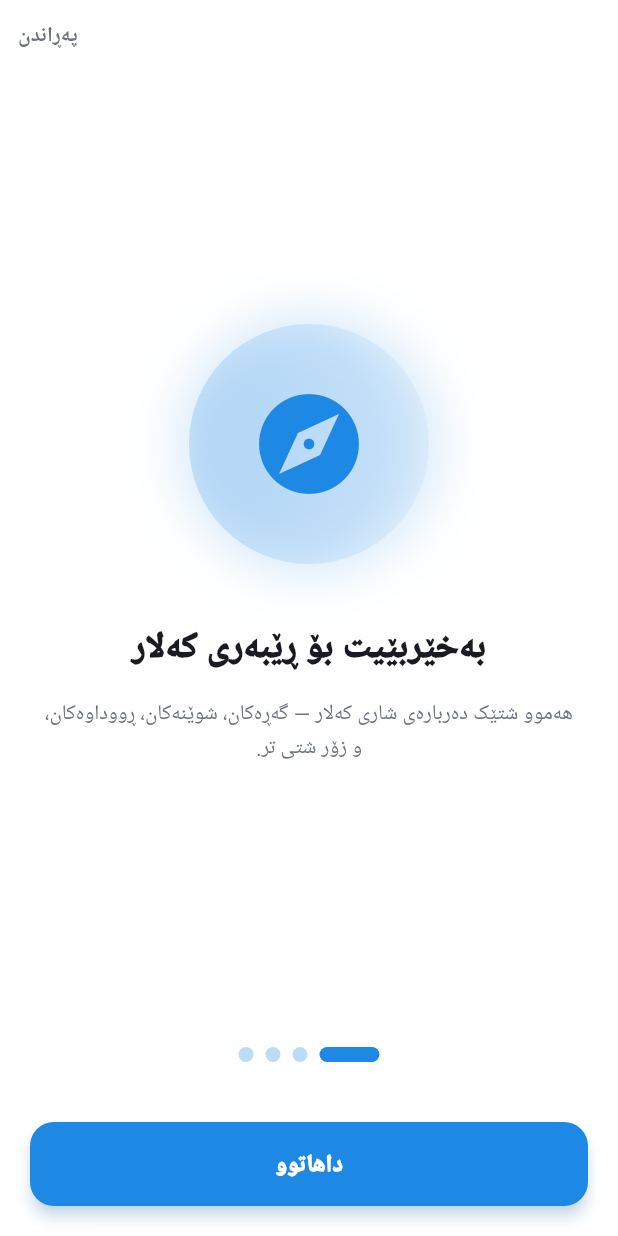
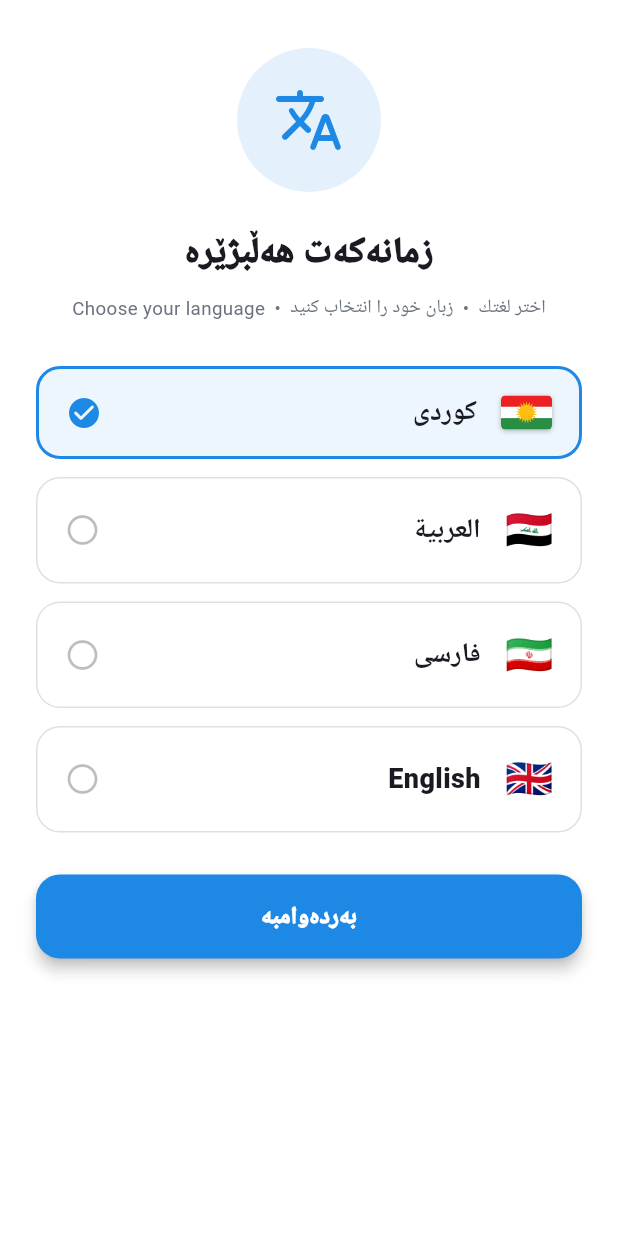
Before and after one commit to mohamadsmudy-maker/kalar_guide_new, a Flutter app: the OnboardingScreen screen opened directly, on a phone screen of 412 x 824 dp. Run offline on Flutter 3.47's test engine with Material 3 defaults, Android fonts, the phone set to English and light mode, and no system bars; drawn by our look-alikes of smooth_page_indicator; our stand-ins replace adhan, cached_network_image, connectivity_plus, firebase_analytics, firebase_core, firebase_crashlytics and 23 more; missing offline and left inert: home_widget, record; accounts and stored records are empty.

Commit message:
Ask for language on first launch; adhan off by default
- New installs see a language picker before the intro slides, ordered
  Kurdish, Arabic, Persian, English (same order in settings).
- Prayer call notifications are off until the user turns them on in
  prayer settings.

Co-Authored-By: Claude Opus 5.5 <noreply@anthropic.com>
Claude-Session: https://claude.ai/code/session_011dBijcNQsFyTzUqrwzNJmh

```diff
--- a/lib/config/settings_provider.dart
+++ b/lib/config/settings_provider.dart
@@ -47,8 +47,8 @@ class SettingsProvider extends ChangeNotifier {
   static const List<LanguageOption> availableLanguages = [
     LanguageOption(id: 'ku', name: 'کوردی', native: 'کوردی', flag: '☀️'), // ئاڵای کوردستان بە LanguageFlag دەکێشرێت
     LanguageOption(id: 'ar', name: 'عەرەبی', native: 'العربية', flag: '🇮🇶'),
+    LanguageOption(id: 'fa', name: 'فارسی', native: 'فارسی', flag: '🇮🇷'),
     LanguageOption(id: 'en', name: 'ئینگلیزی', native: 'English', flag: '🇬🇧'),
-    LanguageOption(id: 'fa', name: 'فارسی', native: 'فارسی', flag: '🇮🇷'),
   ];
 
   // ═══════════════════════════════════════════════════════════
--- a/lib/l10n/strings/strings_ar.dart
+++ b/lib/l10n/strings/strings_ar.dart
@@ -2088,4 +2088,5 @@ const Map<String, String> stringsAr = {
   'دەقی ئێستای ئەو زمانانە دەگۆڕدرێت.': 'سيُستبدل النص الحالي لتلك اللغات.',
   'وەرگێڕان': 'ترجمة',
   'وەرگێڕان بە Gemini': 'الترجمة عبر Gemini',
+  'بەردەوامبە': 'متابعة',
 };
--- a/lib/l10n/strings/strings_en.dart
+++ b/lib/l10n/strings/strings_en.dart
@@ -2088,4 +2088,5 @@ const Map<String, String> stringsEn = {
   'دەقی ئێستای ئەو زمانانە دەگۆڕدرێت.': 'The current text of those languages will be replaced.',
   'وەرگێڕان': 'Translate',
   'وەرگێڕان بە Gemini': 'Translate with Gemini',
+  'بەردەوامبە': 'Continue',
 };
--- a/lib/l10n/strings/strings_fa.dart
+++ b/lib/l10n/strings/strings_fa.dart
@@ -2186,4 +2186,5 @@ const Map<String, String> stringsFa = {
   'دەقی ئێستای ئەو زمانانە دەگۆڕدرێت.': 'متن فعلی آن زبان‌ها جایگزین می‌شود.',
   'وەرگێڕان': 'ترجمه',
   'وەرگێڕان بە Gemini': 'ترجمه با Gemini',
+  'بەردەوامبە': 'ادامه',
 };
--- a/lib/l10n/tr.dart
+++ b/lib/l10n/tr.dart
@@ -22,7 +22,7 @@ class AppLang {
   static String _code = 'ku';
 
   /// زمانەکانی ئەپ
-  static const List<String> supported = ['ku', 'ar', 'en', 'fa'];
+  static const List<String> supported = ['ku', 'ar', 'fa', 'en'];
 
   /// زمانەکانی وەرگێڕان (هەموو جگە لە کوردی کە زمانی سەرچاوەیە)
   static const List<String> targets = ['en', 'ar', 'fa'];
--- /dev/null
+++ b/lib/screens/onboarding/language_picker_step.dart
@@ -0,0 +1,171 @@
+// lib/screens/onboarding/language_picker_step.dart
+import 'package:flutter/material.dart';
+import 'package:flutter/services.dart';
+
+import '../../config/app_colors.dart';
+import '../../config/settings_provider.dart';
+import '../../l10n/tr.dart';
+import '../../widgets/common/language_flag.dart';
+
+/// 🌍 هەڵبژاردنی زمان لە یەکەم کردنەوەی ئەپ.
+/// ڕیز: کوردی، عەرەبی، فارسی، ئینگلیزی ([SettingsProvider.availableLanguages]).
+class LanguagePickerStep extends StatelessWidget {
+  const LanguagePickerStep({
+    super.key,
+    required this.selected,
+    required this.onSelect,
+    required this.onContinue,
+  });
+
+  final String selected;
+  final ValueChanged<String> onSelect;
+  final VoidCallback onContinue;
+
+  /// ناونیشان بە هەر چوار زمانەکە، چونکە هێشتا زمان هەڵنەبژێردراوە
+  static const _titles = <String, String>{
+    'ku': 'زمانەکەت هەڵبژێرە',
+    'ar': 'اختر لغتك',
+    'fa': 'زبان خود را انتخاب کنید',
+    'en': 'Choose your language',
+  };
+
+  @override
+  Widget build(BuildContext context) {
+    final isDark = Theme.of(context).brightness == Brightness.dark;
+    final fg = isDark ? Colors.white : AppColors.textPrimary;
+    final muted = isDark ? Colors.white60 : AppColors.textSecondary;
+
+    return ListView(
+      padding: const EdgeInsets.fromLTRB(24, 32, 24, 24),
+      children: [
+        Center(
+          child: Container(
+            width: 96,
+            height: 96,
+            decoration: BoxDecoration(
+              shape: BoxShape.circle,
+              color: AppColors.primary.withValues(alpha: 0.12),
+            ),
+            child: const Icon(Icons.translate_rounded,
+                size: 48, color: AppColors.primary),
+          ),
+        ),
+        const SizedBox(height: 24),
+        Text(
+          _titles[selected] ?? _titles['ku']!,
+          textAlign: TextAlign.center,
+          style: TextStyle(fontSize: 24, fontWeight: FontWeight.w900, color: fg),
+        ),
+        const SizedBox(height: 8),
+        Text(
+          [
+            for (final l in SettingsProvider.availableLanguages)
+              if (l.id != selected) _titles[l.id]!,
+          ].join('  •  '),
+          textAlign: TextAlign.center,
+          style: TextStyle(fontSize: 12.5, height: 1.6, color: muted),
+        ),
+        const SizedBox(height: 28),
+        for (final lang in SettingsProvider.availableLanguages)
+          Padding(
+            padding: const EdgeInsets.only(bottom: 12),
+            child: _LanguageCard(
+              key: ValueKey('lang-${lang.id}'),
+              lang: lang,
+              selected: lang.id == selected,
+              isDark: isDark,
+              onTap: () {
+                HapticFeedback.selectionClick();
+                onSelect(lang.id);
+              },
+            ),
+          ),
+        const SizedBox(height: 16),
+        SizedBox(
+          height: 56,
+          child: ElevatedButton(
+            key: const ValueKey('lang-continue'),
+            onPressed: onContinue,
+            style: ElevatedButton.styleFrom(
+              backgroundColor: AppColors.primary,
+              foregroundColor: Colors.white,
+              shape: RoundedRectangleBorder(
+                  borderRadius: BorderRadius.circular(16)),
+              elevation: 4,
+            ),
+            child: Text(
+              tr('بەردەوامبە'),
+              style: const TextStyle(fontSize: 16, fontWeight: FontWeight.w900),
+            ),
+          ),
+        ),
+      ],
+    );
+  }
+}
+
+class _LanguageCard extends StatelessWidget {
+  const _LanguageCard({
+    super.key,
+    required this.lang,
+    required this.selected,
+    required this.isDark,
+    required this.onTap,
+  });
+
+  final LanguageOption lang;
+  final bool selected;
+  final bool isDark;
+  final VoidCallback onTap;
+
+  @override
+  Widget build(BuildContext context) {
+    final border = selected
+        ? AppColors.primary
+        : (isDark ? Colors.white12 : Colors.black12);
+    final bg = selected
+        ? AppColors.primary.withValues(alpha: isDark ? 0.22 : 0.08)
+        : (isDark ? Colors.white.withValues(alpha: 0.04) : Colors.white);
+
+    return Material(
+      color: bg,
+      borderRadius: BorderRadius.circular(16),
+      child: InkWell(
+        borderRadius: BorderRadius.circular(16),
+        onTap: onTap,
+        child: AnimatedContainer(
+          duration: const Duration(milliseconds: 200),
+          padding: const EdgeInsets.symmetric(horizontal: 18, vertical: 16),
+          decoration: BoxDecoration(
+            borderRadius: BorderRadius.circular(16),
+            border: Border.all(color: border, width: selected ? 2 : 1),
+          ),
+          child: Row(
+            children: [
+              LanguageFlag(languageId: lang.id, emoji: lang.flag),
+              const SizedBox(width: 16),
+              Expanded(
+                child: Text(
+                  lang.native,
+                  style: TextStyle(
+                    fontSize: 18,
+                    fontWeight: FontWeight.w800,
+                    color: isDark ? Colors.white : AppColors.textPrimary,
+                  ),
+                ),
+              ),
+              Icon(
+                selected
+                    ? Icons.check_circle_rounded
+                    : Icons.radio_button_unchecked_rounded,
+                color: selected
+                    ? AppColors.primary
+                    : (isDark ? Colors.white38 : Colors.black26),
+              ),
+            ],
+          ),
+        ),
+      ),
+    );
+  }
+}
--- a/lib/screens/onboarding/onboarding_screen.dart
+++ b/lib/screens/onboarding/onboarding_screen.dart
@@ -1,11 +1,14 @@
 // lib/screens/onboarding/onboarding_screen.dart
 import 'package:flutter/material.dart';
 import 'package:flutter/services.dart';
+import 'package:provider/provider.dart';
 import 'package:smooth_page_indicator/smooth_page_indicator.dart';
 import 'package:shared_preferences/shared_preferences.dart';
 
 import '../../config/app_colors.dart';
+import '../../config/settings_provider.dart';
 import '../../l10n/tr.dart';
+import 'language_picker_step.dart';
 
 /// 🎉 شاشەی ئۆن بۆردینگ — ULTRA PRO MAX V2
 class OnboardingScreen extends StatefulWidget {
@@ -22,7 +25,45 @@ class _OnboardingScreenState extends State<OnboardingScreen> {
   int _currentPage = 0;
   bool _isCompleting = false;
 
-  static final List<_OnboardingData> _pages = [
+  /// null = هێشتا نازانین؛ true = یەکەم جارە و زمان هەڵنەبژێردراوە
+  bool? _askLanguage;
+  String _lang = AppLang.code;
+
+  @override
+  void initState() {
+    super.initState();
+    _checkLanguage();
+  }
+
+  Future<void> _checkLanguage() async {
+    var ask = true;
+    try {
+      final prefs = await SharedPreferences.getInstance();
+      ask = !prefs.containsKey('language_id');
+    } catch (_) {}
+    if (mounted) setState(() => _askLanguage = ask);
+  }
+
+  void _selectLanguage(String id) {
+    setState(() => _lang = id);
+    try {
+      context.read<SettingsProvider>().setLanguage(id);
+    } catch (_) {
+      AppLang.setCode(id); // بێ Provider (تاقیکردنەوە)
+    }
+  }
+
+  Future<void> _confirmLanguage() async {
+    HapticFeedback.mediumImpact();
+    try {
+      final prefs = await SharedPreferences.getInstance();
+      await prefs.setString('language_id', _lang);
+    } catch (_) {}
+    if (mounted) setState(() => _askLanguage = false);
+  }
+
+  // getter: هەر جار بە زمانی ئێستا دروست دەبێت
+  List<_OnboardingData> get _pages => [
     _OnboardingData(
       icon: Icons.explore_rounded,
       title: tr('بەخێربێیت بۆ ڕێبەری کەلار'),
@@ -115,6 +156,25 @@ class _OnboardingScreenState extends State<OnboardingScreen> {
   Widget build(BuildContext context) {
     final isDark = Theme.of(context).brightness == Brightness.dark;
     final bgColor = isDark ? AppColors.darkBackground : AppColors.surface;
+
+    if (_askLanguage != false) {
+      return Directionality(
+        textDirection: AppLang.direction,
+        child: Scaffold(
+          backgroundColor: bgColor,
+          body: SafeArea(
+            child: _askLanguage == null
+                ? const SizedBox.shrink()
+                : LanguagePickerStep(
+                    selected: _lang,
+                    onSelect: _selectLanguage,
+                    onContinue: _confirmLanguage,
+                  ),
+          ),
+        ),
+      );
+    }
+
     final currentColor = _pages[_currentPage].color;
 
     return Directionality(
--- a/lib/screens/prayer/prayer_settings_screen.dart
+++ b/lib/screens/prayer/prayer_settings_screen.dart
@@ -78,7 +78,8 @@ class _PrayerSettingsScreenState extends State<PrayerSettingsScreen>
     final s = await PrayerReminderSettings.load();
     if (!mounted) return;
     setState(() {
-      _notifications = p.getBool('prayer_notif') ?? true;
+      _notifications = p.getBool(PrayerScheduler.enabledKey) ??
+          PrayerScheduler.enabledByDefault;
       _friday = s.friday;
       _fridayMinutes = s.fridayMinutes;
       _ramadan = s.ramadan;
@@ -90,7 +91,7 @@ class _PrayerSettingsScreenState extends State<PrayerSettingsScreen>
 
   Future<void> _save() async {
     final p = await SharedPreferences.getInstance();
-    await p.setBool('prayer_notif', _notifications);
+    await p.setBool(PrayerScheduler.enabledKey, _notifications);
     await p.setBool(PrayerReminderSettings.kFriday, _friday);
     await p.setInt(PrayerReminderSettings.kFridayMinutes, _fridayMinutes);
     await p.setBool(PrayerReminderSettings.kRamadan, _ramadan);
--- a/lib/services/prayer/prayer_scheduler.dart
+++ b/lib/services/prayer/prayer_scheduler.dart
@@ -39,6 +39,10 @@ class PrayerScheduler with WidgetsBindingObserver {
   static final PrayerScheduler instance = PrayerScheduler._();
 
   static const String enabledKey = 'prayer_notif';
+
+  /// بانگ بە بنەڕەت ناچالاکە؛ تەنها دوای ئەوەی بەکارهێنەر خۆی لە
+  /// ڕێکخستنی نوێژ چالاکی بکات دەنگ دەدات.
+  static const bool enabledByDefault = false;
   static const int days = 7;
   static const int baseId = 300000; // + ڕۆژ×١٠ + ژمارەی نوێژ
   static const Duration _minGap = Duration(hours: 4);
@@ -117,7 +121,7 @@ class PrayerScheduler with WidgetsBindingObserver {
     _running = true;
     try {
       final prefs = await SharedPreferences.getInstance();
-      final enabled = prefs.getBool(enabledKey) ?? true;
+      final enabled = prefs.getBool(enabledKey) ?? enabledByDefault;
       await PrayerNotificationService.initialize();
 
       if (!enabled) {
```
Also changed, not shown: 1 other file.
